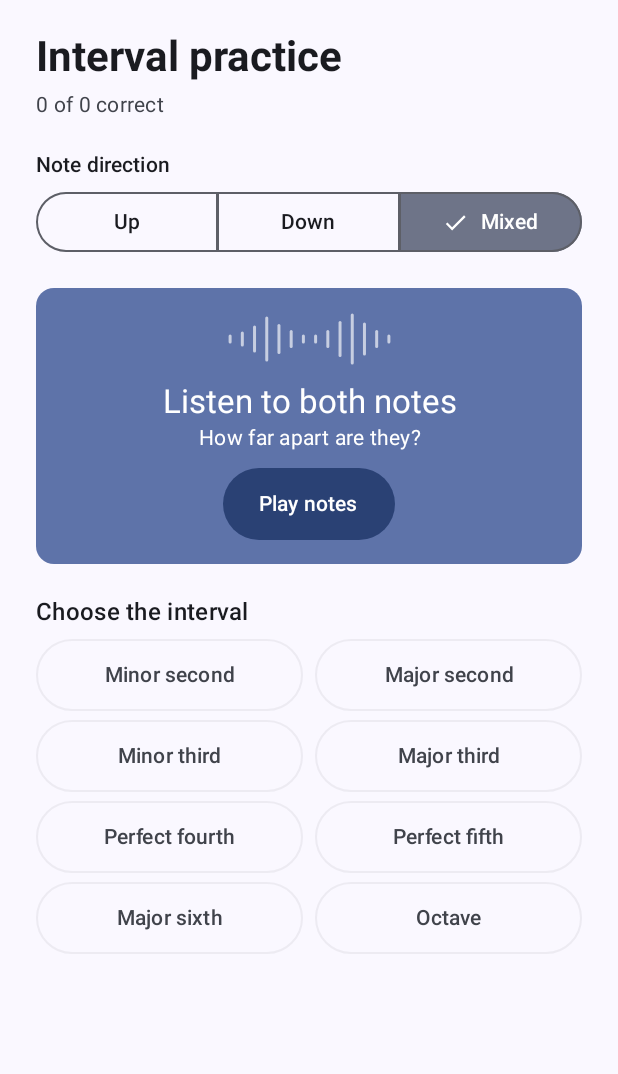
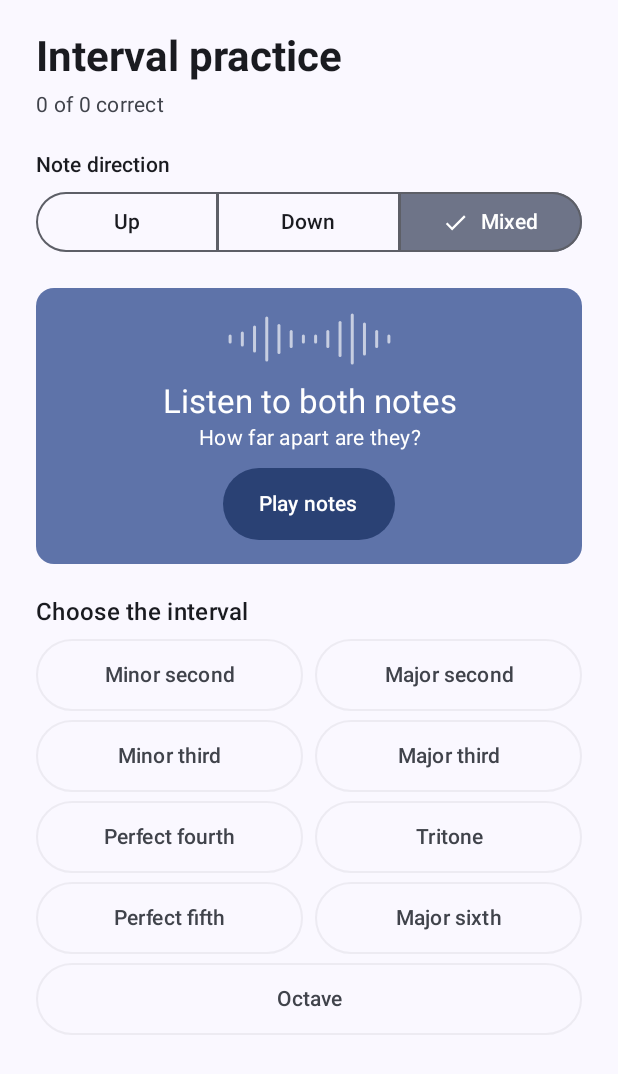
Before and after one commit to punted-pixel/Music-Interval-Identification-Practice, an Android app built with Jetpack Compose: the screen it shows after launch (MainActivity), on a phone screen of 412 x 824 dp. Shown: the top 1074 px of the screen. Run offline under Robolectric (Android 15) with nearby library versions, the phone set to English and light mode, and no system bars.

Commit message:
Added tritone interval

```diff
--- a/app/src/main/java/com/example/musicintervaltrainer/IntervalTrainer.kt
+++ b/app/src/main/java/com/example/musicintervaltrainer/IntervalTrainer.kt
@@ -69,6 +69,7 @@ private enum class Interval(val semitones: Int, @get:StringRes val label: Int) {
     MINOR_THIRD(3, R.string.minor_third),
     MAJOR_THIRD(4, R.string.major_third),
     PERFECT_FOURTH(5, R.string.perfect_fourth),
+    TRITONE(6, R.string.tritone),
     PERFECT_FIFTH(7, R.string.perfect_fifth),
     MAJOR_SIXTH(9, R.string.major_sixth),
     OCTAVE(12, R.string.octave)
--- a/app/src/main/res/values/strings.xml
+++ b/app/src/main/res/values/strings.xml
@@ -27,6 +27,7 @@
     <string name="minor_third">Minor third</string>
     <string name="major_third">Major third</string>
     <string name="perfect_fourth">Perfect fourth</string>
+    <string name="tritone">Tritone</string>
     <string name="perfect_fifth">Perfect fifth</string>
     <string name="major_sixth">Major sixth</string>
     <string name="octave">Octave</string>
```
